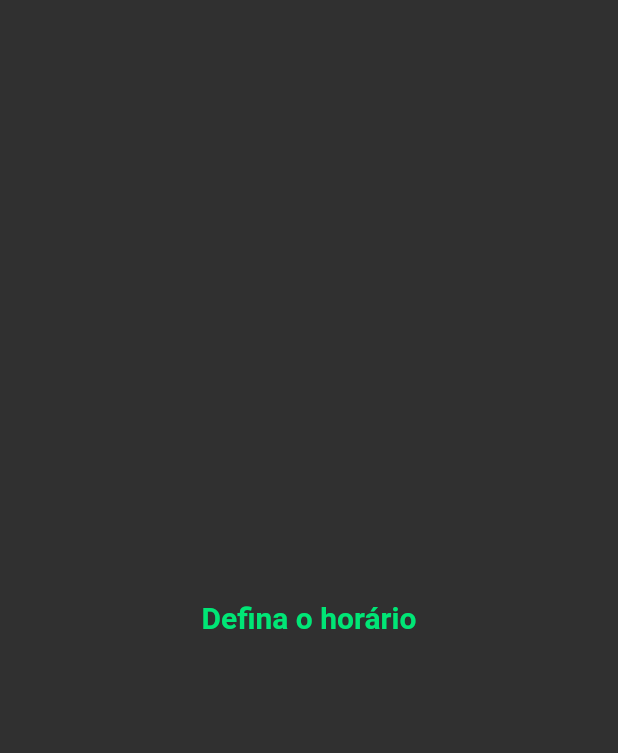
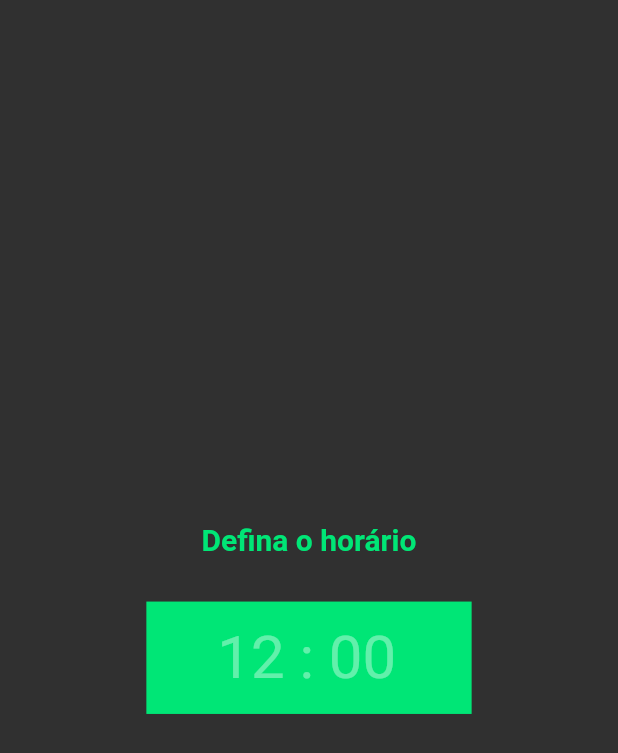
Before and after one commit to Vinny021/Flutter, a Flutter app: the screen it shows after launch, on a phone screen of 412 x 824 dp. Shown: the top 753 px of the screen. Run offline on Flutter 3.47's test engine with Material 2 defaults, Android fonts, the phone set to English and light mode, and no system bars; our stand-ins replace dio, google_fonts; accounts and stored records are empty.

Commit message:
ClockWidget + TimeController

```diff
--- /dev/null
+++ b/Projetos/rotina/lib/app/controller/time_controller.dart
@@ -0,0 +1,36 @@
+class TimeController {
+  int _hora = 12;
+  int _min = 0;
+  int _minTotais = 720;
+
+  int getHora(){
+    return _hora;
+  }
+
+  int getMinutos(){
+    return _min;
+  }
+
+  int getMinutosTotais(){
+    return _minTotais;
+  }
+
+  void transformaMin({int horas, int minutos}){
+    _minTotais = 0;
+    _minTotais = horas * 60 + minutos;
+  }
+
+  void updateHora(int horas, int minutos){
+    _hora = horas;
+    _min = minutos;
+
+    transformaMin(horas: horas, minutos: minutos);
+  }
+
+}
+
+TimeController timeControll = TimeController();
+
+getTimeControll(){
+  return timeControll;
+}
--- a/Projetos/rotina/lib/app/pages/home_page.dart
+++ b/Projetos/rotina/lib/app/pages/home_page.dart
@@ -1,4 +1,6 @@
 import 'package:flutter/material.dart';
+
+import 'package:rotina/app/widgets/clock_widget.dart';
 
 class HomePage extends StatelessWidget {
   const HomePage({ Key key }) : super(key: key);
@@ -19,7 +21,8 @@ class HomePage extends StatelessWidget {
                 fontWeight: FontWeight.bold
               ),
             ),
-          )
+          ),
+          ClockWidget(),
         ],
       ),
     );
--- /dev/null
+++ b/Projetos/rotina/lib/app/widgets/clock_widget.dart
@@ -0,0 +1,88 @@
+import 'package:flutter/material.dart';
+import 'package:rotina/app/controller/time_controller.dart';
+
+// ignore: must_be_immutable
+class ClockWidget extends StatefulWidget {
+
+  const ClockWidget({ Key key }) : super(key: key);
+
+  @override
+  _ClockWidgetState createState() => _ClockWidgetState();
+
+}
+
+class _ClockWidgetState extends State<ClockWidget> {
+  TimeController timeController = getTimeControll();
+
+  double height;
+  double _width;
+
+  String _hour, _minute, _time;
+
+  TimeOfDay selectedTime = TimeOfDay(hour: 00, minute: 00);
+
+  TextEditingController _timeController = TextEditingController();
+
+  @override
+  void initState() {
+    _timeController.text = '12 : 00';
+    super.initState();
+  }
+
+  @override
+  Widget build(BuildContext context) {
+    height = MediaQuery.of(context).size.height;
+    _width = MediaQuery.of(context).size.width;
+
+    return Column(
+              children: <Widget>[
+                InkWell(
+                  onTap: () {
+                    _selectTime(context);
+                  },
+                  child: Container(
+                    margin: EdgeInsets.only(top: 30),
+                    width: _width / 1.9,
+                    height: height / 11,
+                    alignment: Alignment.center,
+                    decoration: BoxDecoration(color: Colors.greenAccent[400]),
+                    child: TextFormField(
+                      style: TextStyle(fontSize: 40),
+                      textAlign: TextAlign.center,
+                      enabled: false,
+                      keyboardType: TextInputType.text,
+                      controller: _timeController,
+                      decoration: InputDecoration(
+                          disabledBorder:
+                            UnderlineInputBorder(borderSide: BorderSide.none),
+                          contentPadding: EdgeInsets.all(5)),
+                    ),
+                  ),
+                ),
+              ],
+            );
+  }
+  Future<Null> _selectTime(BuildContext context) async {
+    final TimeOfDay picked = await showTimePicker(
+      context: context,
+      initialTime: selectedTime,
+    );
+    if (picked != null){
+      setState(() {
+        selectedTime = picked;
+        _hour = selectedTime.hour.toString();
+        _minute = selectedTime.minute.toString();
+        if(_minute.toString().length == 1){
+          _time = _hour + ' : 0' + _minute;
+        }else{
+          _time = _hour + ' : ' + _minute;
+        }
+
+        timeController.updateHora(int.parse(_hour), int.parse(_minute));
+
+        _timeController.text = _time;
+      });
+    }
+  }
+
+}
```
